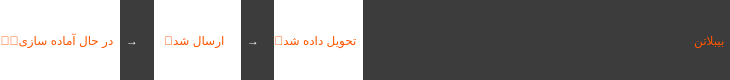
This is orderItemWidget.ui in pooratho/FOOD as Qt 5 draws it before an edit. The edited form follows.
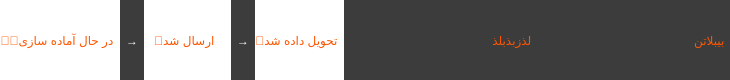
This is the edited form.

Commit message: design order item widget for shopping cart tab in customer main page

What changed in the file:
```diff
--- a/orderItemWidget.ui
+++ b/orderItemWidget.ui
@@ -85,7 +85,17 @@
      </layout>
     </item>
     <item>
-     <widget class="QLabel" name="label">
+     <widget class="QLabel" name="name">
+      <property name="layoutDirection">
+       <enum>Qt::LayoutDirection::RightToLeft</enum>
+      </property>
+      <property name="text">
+       <string>  لذزبذبلذ</string>
+      </property>
+     </widget>
+    </item>
+    <item>
+     <widget class="QLabel" name="code">
       <property name="layoutDirection">
        <enum>Qt::LayoutDirection::RightToLeft</enum>
       </property>
```
The commit also changes 2 other files.
